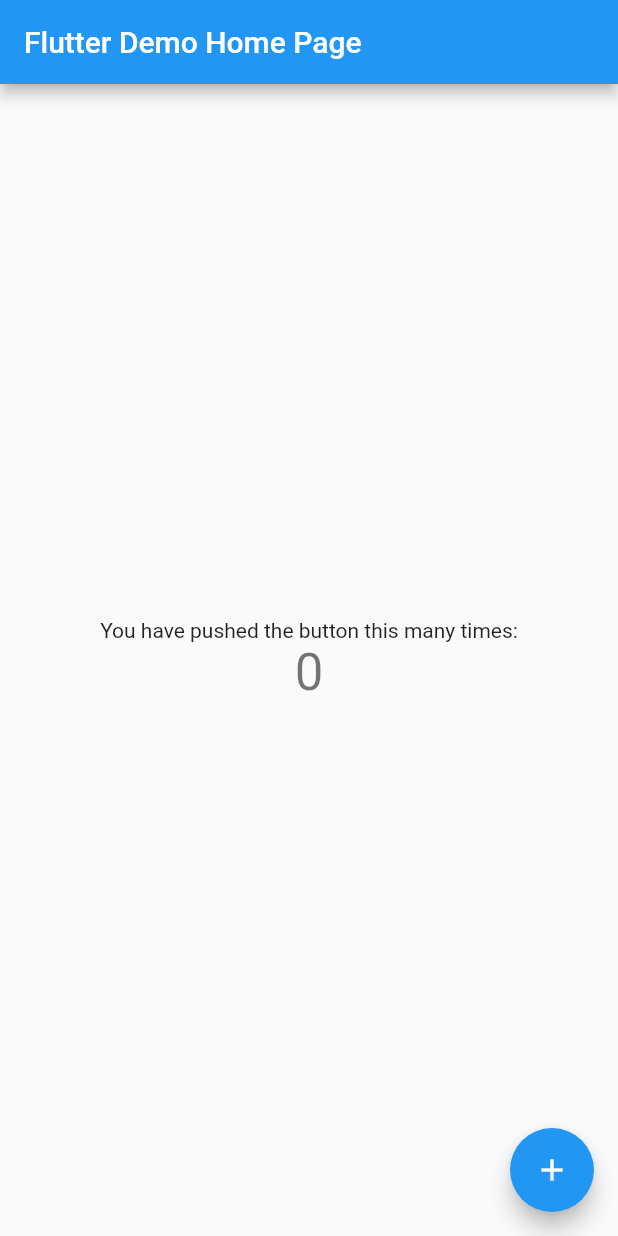
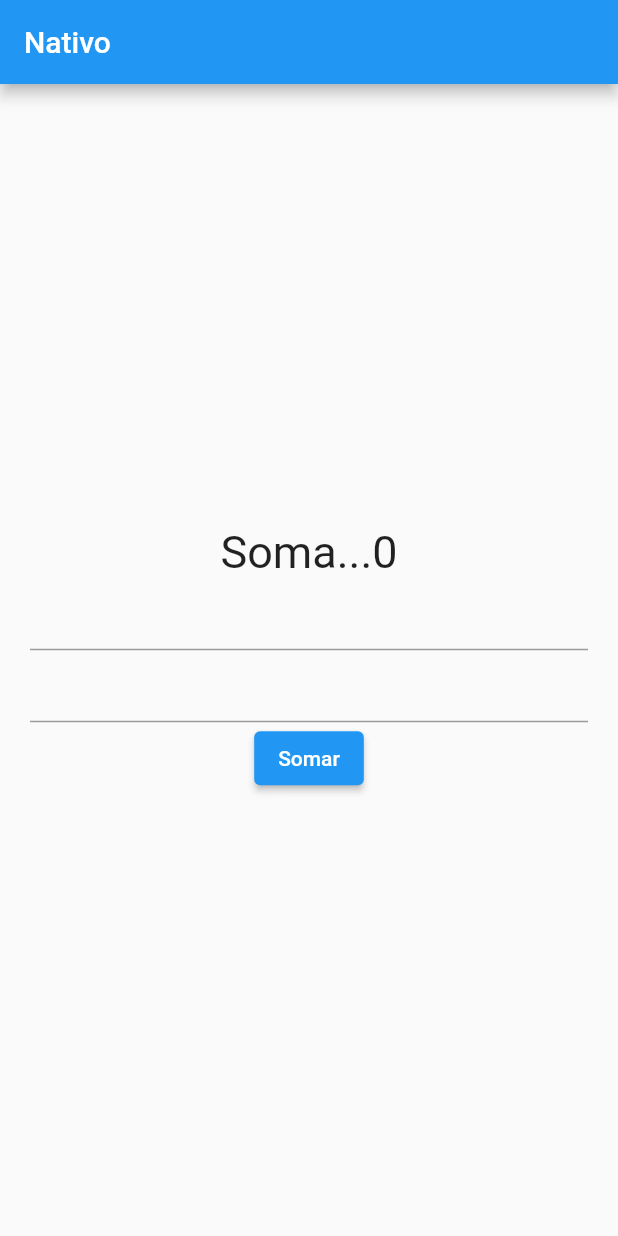
Before and after one commit to oscarbfs/Nativo, a Flutter app: the screen it shows after launch, on a phone screen of 412 x 824 dp. Run offline on Flutter 3.47's test engine with Material 2 defaults, Android fonts, the light colour scheme and no system bars.

Commit message:
Preparando o Projeto

```diff
--- a/lib/main.dart
+++ b/lib/main.dart
@@ -7,109 +7,80 @@
 class MyApp extends StatelessWidget {
   const MyApp({Key? key}) : super(key: key);
 
-  // This widget is the root of your application.
   @override
   Widget build(BuildContext context) {
     return MaterialApp(
       title: 'Flutter Demo',
       theme: ThemeData(
-        // This is the theme of your application.
-        //
-        // Try running your application with "flutter run". You'll see the
-        // application has a blue toolbar. Then, without quitting the app, try
-        // changing the primarySwatch below to Colors.green and then invoke
-        // "hot reload" (press "r" in the console where you ran "flutter run",
-        // or simply save your changes to "hot reload" in a Flutter IDE).
-        // Notice that the counter didn't reset back to zero; the application
-        // is not restarted.
         primarySwatch: Colors.blue,
       ),
-      home: const MyHomePage(title: 'Flutter Demo Home Page'),
+      home: MyHomePage(),
     );
   }
 }
 
 class MyHomePage extends StatefulWidget {
-  const MyHomePage({Key? key, required this.title}) : super(key: key);
-
-  // This widget is the home page of your application. It is stateful, meaning
-  // that it has a State object (defined below) that contains fields that affect
-  // how it looks.
-
-  // This class is the configuration for the state. It holds the values (in this
-  // case the title) provided by the parent (in this case the App widget) and
-  // used by the build method of the State. Fields in a Widget subclass are
-  // always marked "final".
-
-  final String title;
-
   @override
   State<MyHomePage> createState() => _MyHomePageState();
 }
 
 class _MyHomePageState extends State<MyHomePage> {
-  int _counter = 0;
+  int _a = 0;
+  int _b = 0;
+  int _sum = 0;
 
-  void _incrementCounter() {
+  void _calcSum() {
     setState(() {
-      // This call to setState tells the Flutter framework that something has
-      // changed in this State, which causes it to rerun the build method below
-      // so that the display can reflect the updated values. If we changed
-      // _counter without calling setState(), then the build method would not be
-      // called again, and so nothing would appear to happen.
-      _counter++;
+      _sum = _a + _b;
     });
   }
 
   @override
   Widget build(BuildContext context) {
-    // This method is rerun every time setState is called, for instance as done
-    // by the _incrementCounter method above.
-    //
-    // The Flutter framework has been optimized to make rerunning build methods
-    // fast, so that you can just rebuild anything that needs updating rather
-    // than having to individually change instances of widgets.
     return Scaffold(
       appBar: AppBar(
-        // Here we take the value from the MyHomePage object that was created by
-        // the App.build method, and use it to set our appbar title.
-        title: Text(widget.title),
+        title: const Text('Nativo'),
       ),
       body: Center(
-        // Center is a layout widget. It takes a single child and positions it
-        // in the middle of the parent.
-        child: Column(
-          // Column is also a layout widget. It takes a list of children and
-          // arranges them vertically. By default, it sizes itself to fit its
-          // children horizontally, and tries to be as tall as its parent.
-          //
-          // Invoke "debug painting" (press "p" in the console, choose the
-          // "Toggle Debug Paint" action from the Flutter Inspector in Android
-          // Studio, or the "Toggle Debug Paint" command in Visual Studio Code)
-          // to see the wireframe for each widget.
-          //
-          // Column has various properties to control how it sizes itself and
-          // how it positions its children. Here we use mainAxisAlignment to
-          // center the children vertically; the main axis here is the vertical
-          // axis because Columns are vertical (the cross axis would be
-          // horizontal).
-          mainAxisAlignment: MainAxisAlignment.center,
-          children: <Widget>[
-            const Text(
-              'You have pushed the button this many times:',
-            ),
-            Text(
-              '$_counter',
-              style: Theme.of(context).textTheme.headline4,
-            ),
-          ],
+        child: Padding(
+          padding: EdgeInsets.all(20),
+          child: Column(
+            mainAxisAlignment: MainAxisAlignment.center,
+            children: [
+              Text(
+                'Soma...$_sum',
+                style: TextStyle(
+                  fontSize: 30,
+                ),
+              ),
+              TextField(
+                keyboardType: TextInputType.number,
+                onChanged: (value) {
+                  setState(
+                    () {
+                      _a = int.tryParse(value) ?? 0;
+                    },
+                  );
+                },
+              ),
+              TextField(
+                keyboardType: TextInputType.number,
+                onChanged: (value) {
+                  setState(
+                    () {
+                      _b = int.tryParse(value) ?? 0;
+                    },
+                  );
+                },
+              ),
+              ElevatedButton(
+                child: Text('Somar'),
+                onPressed: _calcSum,
+              ),
+            ],
+          ),
         ),
       ),
-      floatingActionButton: FloatingActionButton(
-        onPressed: _incrementCounter,
-        tooltip: 'Increment',
-        child: const Icon(Icons.add),
-      ), // This trailing comma makes auto-formatting nicer for build methods.
     );
   }
 }
```
